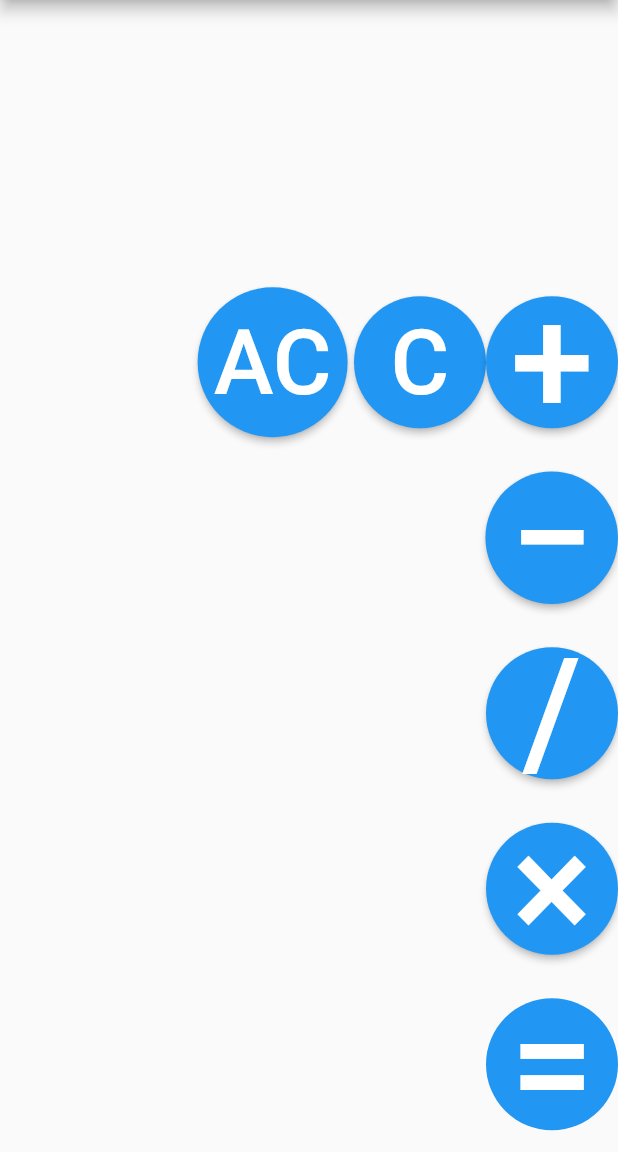
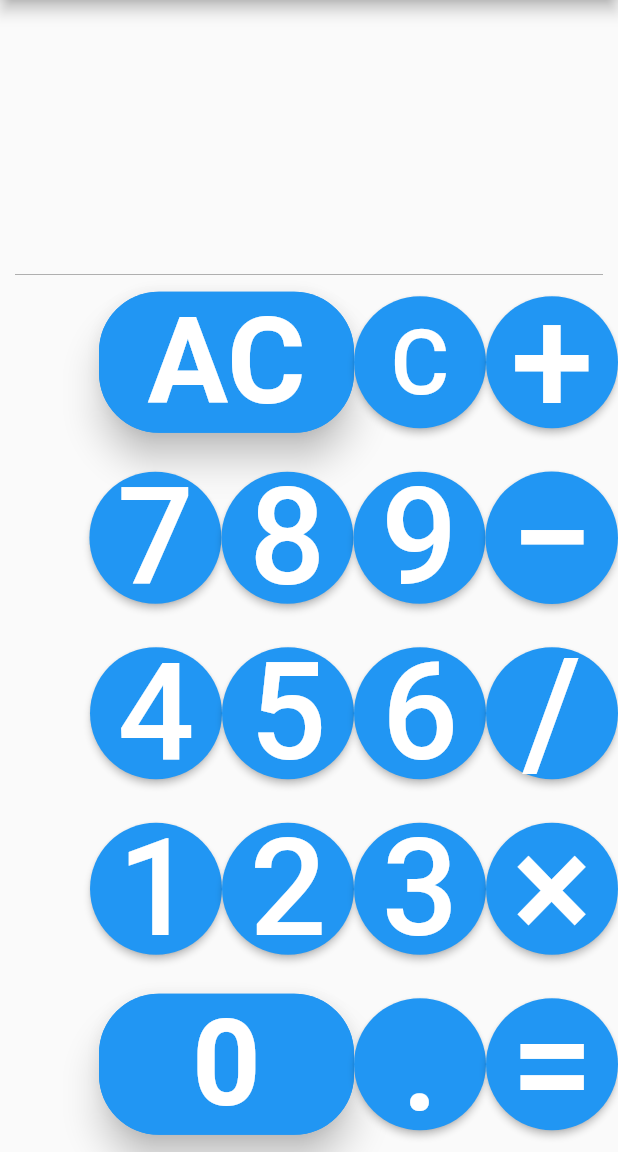
Before and after one commit to vishwajeetbharti/calculator, a Flutter app: the screen it shows after launch, on a phone screen of 412 x 824 dp, the part 84-1236 px from its top. Run offline on Flutter 3.47's test engine with Material 2 defaults, Android fonts, the phone set to English and light mode, and no system bars.

Commit message:
calaulator ui 30% done

```diff
--- a/lib/main.dart
+++ b/lib/main.dart
@@ -42,20 +42,35 @@ class _MyHomePageState extends State<MyHomePage> {
         mainAxisAlignment: MainAxisAlignment.start,
         children: <Widget>[
           Spacer(),
+          Padding(
+            padding: EdgeInsets.symmetric(horizontal: 10.0),
+            child: Container(
+              height: 0.2,
+              width: 500.0,
+              color: (Colors.black),
+            ),
+          ),
           Row(
             mainAxisAlignment: MainAxisAlignment.end,
             children: [
-              RaisedButton(
-                padding: EdgeInsets.all(15),
-                onPressed: () {},
-                shape: CircleBorder(),
-
-                color: Colors.blue,
-                disabledColor: Colors
-                    .blue, //add this to your code            onPressed: () {},
-                child: Text(
-                  'AC',
-                  style: TextStyle(fontSize: 60, color: Colors.white),
+              ButtonTheme(
+                minWidth: 170.0,
+                height: (70),
+                shape: RoundedRectangleBorder(
+                    borderRadius: BorderRadius.circular(40.0),
+                    side: BorderSide(color: Colors.blue)),
+                child: RaisedButton(
+                  elevation: 10.0,
+                  hoverColor: Colors.green,
+                  color: Colors.blue,
+                  child: Text(
+                    "AC",
+                    style: TextStyle(
+                        fontSize: (80),
+                        color: Colors.white,
+                        fontWeight: FontWeight.bold),
+                  ),
+                  onPressed: () {},
                 ),
               ),
               RaisedButton(
@@ -96,6 +111,42 @@ class _MyHomePageState extends State<MyHomePage> {
                 disabledColor: Colors
                     .blue, //add this to your code            onPressed: () {},
                 child: Text(
+                  '7',
+                  style: TextStyle(fontSize: 90, color: Colors.white),
+                ),
+              ),
+              RaisedButton(
+                onPressed: () {},
+                shape: CircleBorder(),
+
+                color: Colors.blue,
+                disabledColor: Colors
+                    .blue, //add this to your code            onPressed: () {},
+                child: Text(
+                  '8',
+                  style: TextStyle(fontSize: 90, color: Colors.white),
+                ),
+              ),
+              RaisedButton(
+                onPressed: () {},
+                shape: CircleBorder(),
+
+                color: Colors.blue,
+                disabledColor: Colors
+                    .blue, //add this to your code            onPressed: () {},
+                child: Text(
+                  '9',
+                  style: TextStyle(fontSize: 90, color: Colors.white),
+                ),
+              ),
+              RaisedButton(
+                onPressed: () {},
+                shape: CircleBorder(),
+
+                color: Colors.blue,
+                disabledColor: Colors
+                    .blue, //add this to your code            onPressed: () {},
+                child: Text(
                   '−',
                   style: TextStyle(fontSize: 100, color: Colors.white),
                 ),
@@ -105,6 +156,42 @@ class _MyHomePageState extends State<MyHomePage> {
           Row(
             mainAxisAlignment: MainAxisAlignment.end,
             children: [
+              RaisedButton(
+                onPressed: () {},
+                shape: CircleBorder(),
+
+                color: Colors.blue,
+                disabledColor: Colors
+                    .blue, //add this to your code            onPressed: () {},
+                child: Text(
+                  '4',
+                  style: TextStyle(fontSize: 90, color: Colors.white),
+                ),
+              ),
+              RaisedButton(
+                onPressed: () {},
+                shape: CircleBorder(),
+
+                color: Colors.blue,
+                disabledColor: Colors
+                    .blue, //add this to your code            onPressed: () {},
+                child: Text(
+                  '5',
+                  style: TextStyle(fontSize: 90, color: Colors.white),
+                ),
+              ),
+              RaisedButton(
+                onPressed: () {},
+                shape: CircleBorder(),
+
+                color: Colors.blue,
+                disabledColor: Colors
+                    .blue, //add this to your code            onPressed: () {},
+                child: Text(
+                  '6',
+                  style: TextStyle(fontSize: 90, color: Colors.white),
+                ),
+              ),
               RaisedButton(
                 onPressed: () {},
                 shape: CircleBorder(),
@@ -124,6 +211,42 @@ class _MyHomePageState extends State<MyHomePage> {
               RaisedButton(
                 onPressed: () {},
                 shape: CircleBorder(),
+
+                color: Colors.blue,
+                disabledColor: Colors
+                    .blue, //add this to your code            onPressed: () {},
+                child: Text(
+                  '1',
+                  style: TextStyle(fontSize: 90, color: Colors.white),
+                ),
+              ),
+              RaisedButton(
+                onPressed: () {},
+                shape: CircleBorder(),
+
+                color: Colors.blue,
+                disabledColor: Colors
+                    .blue, //add this to your code            onPressed: () {},
+                child: Text(
+                  '2',
+                  style: TextStyle(fontSize: 90, color: Colors.white),
+                ),
+              ),
+              RaisedButton(
+                onPressed: () {},
+                shape: CircleBorder(),
+
+                color: Colors.blue,
+                disabledColor: Colors
+                    .blue, //add this to your code            onPressed: () {},
+                child: Text(
+                  '3',
+                  style: TextStyle(fontSize: 90, color: Colors.white),
+                ),
+              ),
+              RaisedButton(
+                onPressed: () {},
+                shape: CircleBorder(),
                 color: Colors.blue,
                 disabledColor: Colors
                     .blue, //add this to your code            onPressed: () {},
@@ -137,8 +260,40 @@ class _MyHomePageState extends State<MyHomePage> {
           Row(
             mainAxisAlignment: MainAxisAlignment.end,
             children: [
+              ButtonTheme(
+                minWidth: 170.0,
+                height: (70),
+                shape: RoundedRectangleBorder(
+                    borderRadius: BorderRadius.circular(40.0),
+                    side: BorderSide(color: Colors.blue)),
+                child: RaisedButton(
+                  elevation: 10.0,
+                  hoverColor: Colors.green,
+                  color: Colors.blue,
+                  child: Text(
+                    "0",
+                    style: TextStyle(
+                        fontSize: (80),
+                        color: Colors.white,
+                        fontWeight: FontWeight.bold),
+                  ),
+                  onPressed: () {},
+                ),
+              ),
               RaisedButton(
-                onPressed: null,
+                onPressed: () {},
+                shape: CircleBorder(),
+
+                color: Colors.blue,
+                disabledColor: Colors
+                    .blue, //add this to your code            onPressed: () {},
+                child: Text(
+                  '.',
+                  style: TextStyle(fontSize: 90, color: Colors.white),
+                ),
+              ),
+              RaisedButton(
+                onPressed: () {},
                 shape: CircleBorder(),
                 color: Colors.blue,
                 disabledColor: Colors.blue,
```
